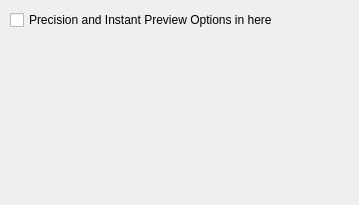
First picture: the form in plugins/paintops/libpaintop/forms/wdgperformanceoption.ui, repository KDE/krita, before the edit.
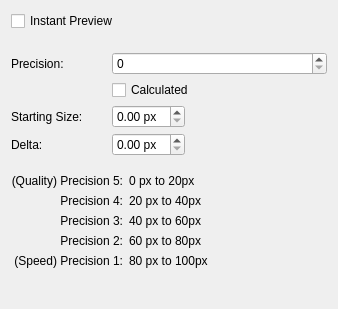
Second picture: the form after the edit. Custom widgets are drawn as their Qt base class.

Commit message: hook up precision properties to the performance area. Also add a table that displays the precision at different brush size levels.

Patch:
```diff
--- a/plugins/paintops/libpaintop/forms/wdgperformanceoption.ui
+++ b/plugins/paintops/libpaintop/forms/wdgperformanceoption.ui
@@ -6,39 +6,210 @@
    <rect>
     <x>0</x>
     <y>0</y>
-    <width>359</width>
-    <height>205</height>
+    <width>338</width>
+    <height>309</height>
    </rect>
   </property>
   <layout class="QVBoxLayout" name="verticalLayout">
-   <property name="leftMargin">
-    <number>10</number>
-   </property>
-   <property name="topMargin">
-    <number>10</number>
-   </property>
-   <property name="rightMargin">
-    <number>10</number>
-   </property>
-   <property name="bottomMargin">
-    <number>10</number>
-   </property>
    <item>
     <widget class="QCheckBox" name="optionsCheckbox">
      <property name="text">
-      <string>Precision and Instant Preview Options in here</string>
+      <string>Instant Preview</string>
      </property>
     </widget>
    </item>
    <item>
-    <widget class="KisLodAvailabilityWidget" name="wdgLodAvailability" native="true">
-     <property name="minimumSize">
-      <size>
-       <width>60</width>
-       <height>20</height>
-      </size>
+    <layout class="QGridLayout" name="gridLayout">
+     <property name="topMargin">
+      <number>15</number>
      </property>
-    </widget>
+     <property name="horizontalSpacing">
+      <number>12</number>
+     </property>
+     <property name="verticalSpacing">
+      <number>5</number>
+     </property>
+     <item row="5" column="1">
+      <widget class="QDoubleSpinBox" name="precisionStartingSizeSpinbox">
+       <property name="sizePolicy">
+        <sizepolicy hsizetype="Fixed" vsizetype="Preferred">
+         <horstretch>0</horstretch>
+         <verstretch>0</verstretch>
+        </sizepolicy>
+       </property>
+       <property name="suffix">
+        <string> px</string>
+       </property>
+      </widget>
+     </item>
+     <item row="1" column="0">
+      <widget class="QLabel" name="precisionLabel">
+       <property name="sizePolicy">
+        <sizepolicy hsizetype="Minimum" vsizetype="Preferred">
+         <horstretch>0</horstretch>
+         <verstretch>0</verstretch>
+        </sizepolicy>
+       </property>
+       <property name="minimumSize">
+        <size>
+         <width>89</width>
+         <height>0</height>
+        </size>
+       </property>
+       <property name="text">
+        <string>Precision:</string>
+       </property>
+      </widget>
+     </item>
+     <item row="6" column="1">
+      <widget class="QDoubleSpinBox" name="precisionDeltaSpinbox">
+       <property name="sizePolicy">
+        <sizepolicy hsizetype="Fixed" vsizetype="Preferred">
+         <horstretch>0</horstretch>
+         <verstretch>0</verstretch>
+        </sizepolicy>
+       </property>
+       <property name="suffix">
+        <string> px</string>
+       </property>
+      </widget>
+     </item>
+     <item row="6" column="0">
+      <widget class="QLabel" name="deltaLabel">
+       <property name="text">
+        <string>Delta:</string>
+       </property>
+      </widget>
+     </item>
+     <item row="5" column="0">
+      <widget class="QLabel" name="startingSizeLabel">
+       <property name="text">
+        <string>Starting Size:</string>
+       </property>
+      </widget>
+     </item>
+     <item row="4" column="1">
+      <widget class="QCheckBox" name="precisionAutoCheckbox">
+       <property name="sizePolicy">
+        <sizepolicy hsizetype="MinimumExpanding" vsizetype="Fixed">
+         <horstretch>0</horstretch>
+         <verstretch>0</verstretch>
+        </sizepolicy>
+       </property>
+       <property name="text">
+        <string>Calculated</string>
+       </property>
+      </widget>
+     </item>
+     <item row="1" column="1">
+      <widget class="QSpinBox" name="precisionFixedSpinbox">
+       <property name="sizePolicy">
+        <sizepolicy hsizetype="MinimumExpanding" vsizetype="Preferred">
+         <horstretch>0</horstretch>
+         <verstretch>0</verstretch>
+        </sizepolicy>
+       </property>
+      </widget>
+     </item>
+    </layout>
+   </item>
+   <item>
+    <layout class="QGridLayout" name="precisionTableLayout">
+     <property name="topMargin">
+      <number>12</number>
+     </property>
+     <item row="3" column="1">
+      <widget class="QLabel" name="precisionTwoCalculationsLabel">
+       <property name="text">
+        <string>60 px to 80px</string>
+       </property>
+      </widget>
+     </item>
+     <item row="2" column="0">
+      <widget class="QLabel" name="precisionThreeLabel">
+       <property name="text">
+        <string>Precision 3:</string>
+       </property>
+       <property name="alignment">
+        <set>Qt::AlignRight|Qt::AlignTrailing|Qt::AlignVCenter</set>
+       </property>
+      </widget>
+     </item>
+     <item row="2" column="1">
+      <widget class="QLabel" name="precisionThreeCalculationsLabel">
+       <property name="text">
+        <string>40 px to 60px</string>
+       </property>
+      </widget>
+     </item>
+     <item row="1" column="1">
+      <widget class="QLabel" name="precisionFourCalculationsLabel">
+       <property name="text">
+        <string>20 px to 40px</string>
+       </property>
+      </widget>
+     </item>
+     <item row="0" column="1">
+      <widget class="QLabel" name="precisionFiveCalculationsLabel">
+       <property name="sizePolicy">
+        <sizepolicy hsizetype="MinimumExpanding" vsizetype="Preferred">
+         <horstretch>0</horstretch>
+         <verstretch>0</verstretch>
+        </sizepolicy>
+       </property>
+       <property name="text">
+        <string>0 px to 20px</string>
+       </property>
+      </widget>
+     </item>
+     <item row="3" column="0">
+      <widget class="QLabel" name="precisionTwoLabel">
+       <property name="text">
+        <string>Precision 2:</string>
+       </property>
+       <property name="alignment">
+        <set>Qt::AlignRight|Qt::AlignTrailing|Qt::AlignVCenter</set>
+       </property>
+      </widget>
+     </item>
+     <item row="1" column="0">
+      <widget class="QLabel" name="precisionFourLabel">
+       <property name="text">
+        <string>Precision 4:</string>
+       </property>
+       <property name="alignment">
+        <set>Qt::AlignRight|Qt::AlignTrailing|Qt::AlignVCenter</set>
+       </property>
+      </widget>
+     </item>
+     <item row="0" column="0">
+      <widget class="QLabel" name="precisionFiveLabel">
+       <property name="text">
+        <string>(Quality) Precision 5:</string>
+       </property>
+       <property name="alignment">
+        <set>Qt::AlignRight|Qt::AlignTrailing|Qt::AlignVCenter</set>
+       </property>
+      </widget>
+     </item>
+     <item row="4" column="0">
+      <widget class="QLabel" name="precisionOneLabel">
+       <property name="text">
+        <string>(Speed) Precision 1:</string>
+       </property>
+       <property name="alignment">
+        <set>Qt::AlignRight|Qt::AlignTrailing|Qt::AlignVCenter</set>
+       </property>
+      </widget>
+     </item>
+     <item row="4" column="1">
+      <widget class="QLabel" name="precisionOneCalculationsLabel">
+       <property name="text">
+        <string>80 px to 100px</string>
+       </property>
+      </widget>
+     </item>
+    </layout>
    </item>
    <item>
     <spacer name="verticalSpacer">
@@ -55,14 +226,6 @@
    </item>
   </layout>
  </widget>
- <customwidgets>
-  <customwidget>
-   <class>KisLodAvailabilityWidget</class>
-   <extends>QWidget</extends>
-   <header>kis_lod_availability_widget.h</header>
-   <container>1</container>
-  </customwidget>
- </customwidgets>
  <resources/>
  <connections/>
 </ui>
```
Left out of the diff: 2 changed lines with no effect on the pictures. The commit also changes 6 other files.
